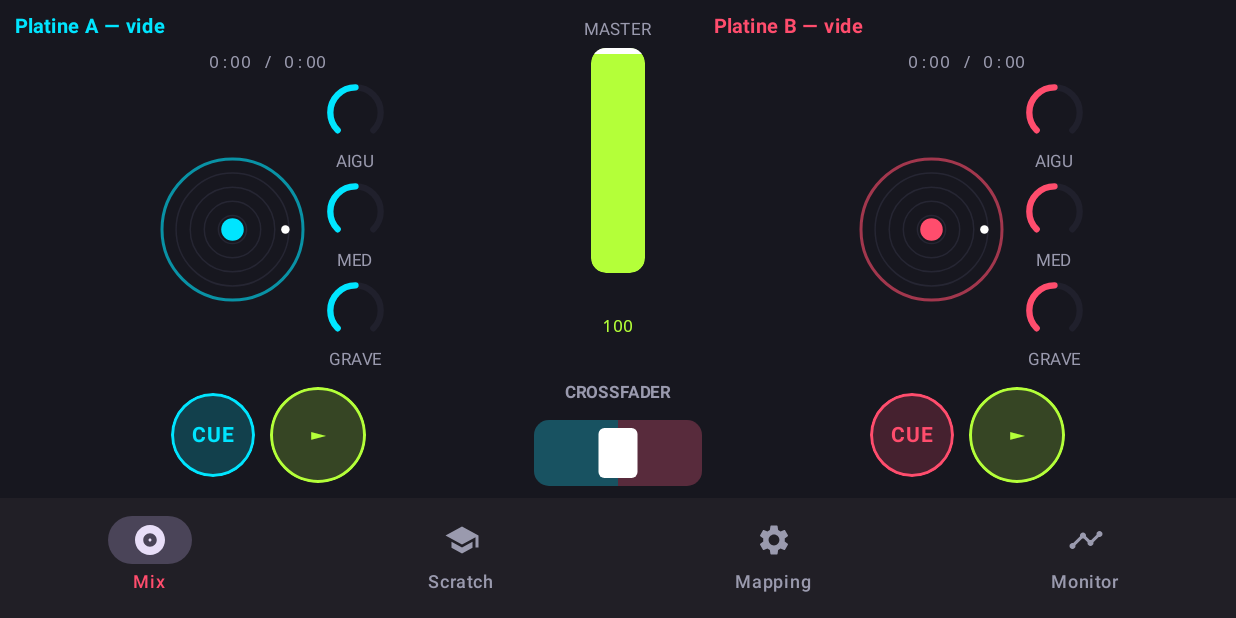
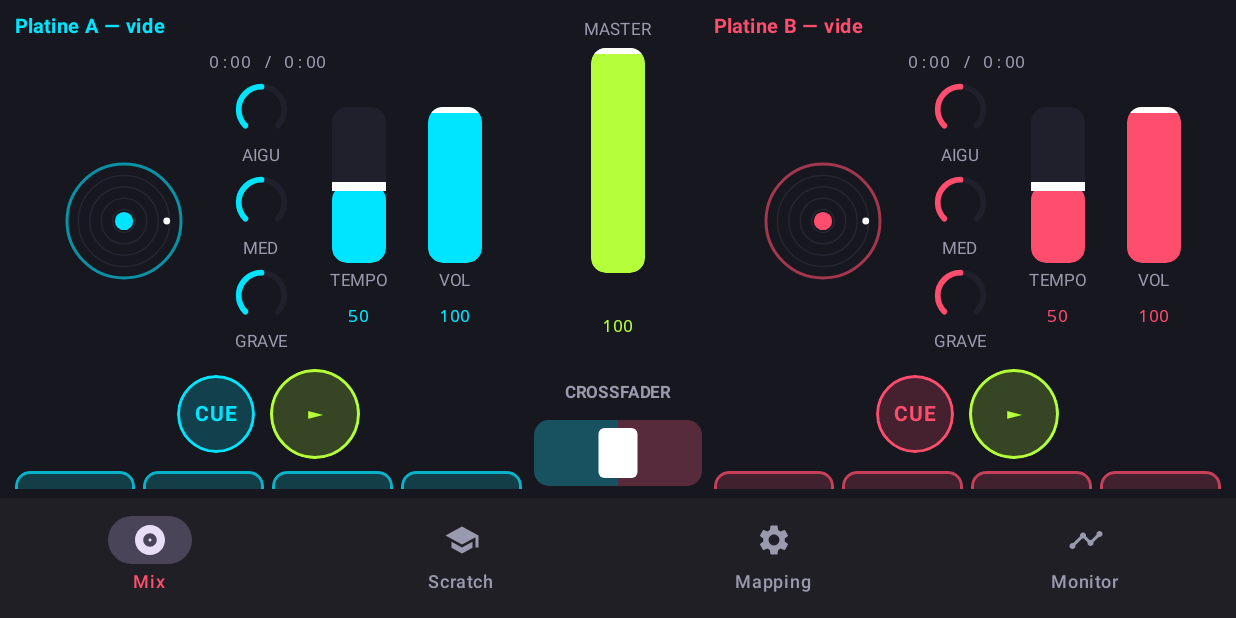
Before and after one commit to ThibaultBrun/dj-kids-android, an Android app built with Jetpack Compose: the screen it shows after launch (MainActivity), on a phone screen of 824 x 412 dp (held sideways). Run offline under Robolectric (Android 15) with nearby library versions, the phone set to English and light mode, and no system bars.

Commit message:
UI responsive: platine de scratch dimensionnée par la hauteur (fix paysage) + DeckColumn compact 1 rangée

```diff
--- a/app/src/main/java/fr/tbrun/djkids/ui/screens/DjScreen.kt
+++ b/app/src/main/java/fr/tbrun/djkids/ui/screens/DjScreen.kt
@@ -115,26 +115,26 @@ private fun DeckColumn(deck: Deck, color: Color, onLoad: () -> Unit, modifier: M
         )
         Text("${fmt(pos)} / ${fmt(dur)}", color = TextLo, fontSize = 11.sp, fontFamily = FontFamily.Monospace)
 
-        Row(verticalAlignment = Alignment.CenterVertically) {
-            Platter(playing, progress, color, modifier = Modifier.size(110.dp))
-            Spacer(Modifier.width(6.dp))
+        // Plateau + EQ + faders sur une seule rangée (compact, tient en paysage).
+        Row(
+            modifier = Modifier.fillMaxWidth(),
+            horizontalArrangement = Arrangement.SpaceEvenly,
+            verticalAlignment = Alignment.CenterVertically,
+        ) {
+            Platter(playing, progress, color, modifier = Modifier.size(92.dp))
             Column(horizontalAlignment = Alignment.CenterHorizontally) {
-                Knob(high, deck::setEqHigh, color, "AIGU", size = 42)
-                Knob(mid, deck::setEqMid, color, "MED", size = 42)
-                Knob(low, deck::setEqLow, color, "GRAVE", size = 42)
+                Knob(high, deck::setEqHigh, color, "AIGU", size = 38)
+                Knob(mid, deck::setEqMid, color, "MED", size = 38)
+                Knob(low, deck::setEqLow, color, "GRAVE", size = 38)
             }
+            VerticalFader(tempo, deck::setTempo, color, "TEMPO", heightDp = 104)
+            VerticalFader(vol, deck::setChannelVolume, color, "VOL", heightDp = 104)
         }
 
         Spacer(Modifier.height(6.dp))
         Row(horizontalArrangement = Arrangement.spacedBy(10.dp), verticalAlignment = Alignment.CenterVertically) {
-            RoundButton("CUE", color, false, onDown = { deck.cuePressed() }, onUp = { deck.cueReleased() }, sizeDp = 56)
-            RoundButton(if (playing) "❚❚" else "►", Lime, playing, onDown = { deck.togglePlay() }, sizeDp = 64)
-        }
-
-        Spacer(Modifier.height(6.dp))
-        Row(horizontalArrangement = Arrangement.spacedBy(16.dp)) {
-            VerticalFader(tempo, deck::setTempo, color, "TEMPO", heightDp = 120)
-            VerticalFader(vol, deck::setChannelVolume, color, "VOL", heightDp = 120)
+            RoundButton("CUE", color, false, onDown = { deck.cuePressed() }, onUp = { deck.cueReleased() }, sizeDp = 52)
+            RoundButton(if (playing) "❚❚" else "►", Lime, playing, onDown = { deck.togglePlay() }, sizeDp = 60)
         }
 
         Spacer(Modifier.height(8.dp))
--- a/app/src/main/java/fr/tbrun/djkids/ui/screens/TrainerScreen.kt
+++ b/app/src/main/java/fr/tbrun/djkids/ui/screens/TrainerScreen.kt
@@ -12,6 +12,7 @@ import androidx.compose.foundation.layout.Column
 import androidx.compose.foundation.layout.Row
 import androidx.compose.foundation.layout.Spacer
 import androidx.compose.foundation.layout.aspectRatio
+import androidx.compose.foundation.layout.fillMaxHeight
 import androidx.compose.foundation.layout.fillMaxSize
 import androidx.compose.foundation.layout.fillMaxWidth
 import androidx.compose.foundation.layout.height
@@ -338,14 +339,20 @@ private fun PlayView(vm: DjViewModel, tech: Technique, lvl: Level, onQuit: () ->
             color = TextLo, fontSize = 11.sp,
             modifier = Modifier.fillMaxWidth().padding(top = 2.dp),
         )
-        // Platine à scratcher : jog MK3 (via MIDI) ou tactile (vinyle animé)
-        ScratchPad(
-            enabled = running,
-            onScrub = { vm.scratchScrub(it) },
-            onStroke = { vm.scratchStroke() },
-            modifier = Modifier.fillMaxWidth().aspectRatio(1f).padding(8.dp),
-        )
+        // Platine à scratcher : prend l'espace restant, dimensionnée par la hauteur (OK paysage + portrait).
+        Box(
+            Modifier.fillMaxWidth().weight(1f, fill = true),
+            contentAlignment = Alignment.Center,
+        ) {
+            ScratchPad(
+                enabled = running,
+                onScrub = { vm.scratchScrub(it) },
+                onStroke = { vm.scratchStroke() },
+                modifier = Modifier.fillMaxHeight().aspectRatio(1f).padding(6.dp),
+            )
+        }
 
+        // Boutons toujours visibles en bas.
         if (tech.usesCut) {
             Button(
                 onClick = { vm.trainerCutTap() },
@@ -355,7 +362,7 @@ private fun PlayView(vm: DjViewModel, tech: Technique, lvl: Level, onQuit: () ->
         }
 
         if (!running && result == null) {
-            Button(onClick = { vm.trainerStart() }, modifier = Modifier.fillMaxWidth()) {
+            Button(onClick = { vm.trainerStart() }, modifier = Modifier.fillMaxWidth().padding(top = 6.dp)) {
                 Text("▶  Go !")
             }
         }
```
Also changed, not shown: 1 other file.
